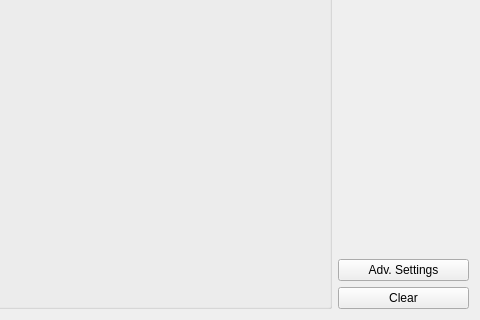
Above: src/ui/configuration/TerminalConsole.ui from ArduPilot/apm_planner before the change; both pictures show x 409 to 889 and y 211 to 531 of the 889 by 531 pixel window. Below: the same form after it.
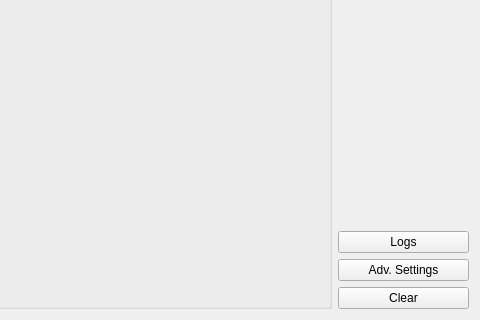
That is the form after the change.

```diff
--- a/src/ui/configuration/TerminalConsole.ui
+++ b/src/ui/configuration/TerminalConsole.ui
@@ -138,6 +138,13 @@
        </property>
       </spacer>
      </item>
+     <item>
+      <widget class="QPushButton" name="logsButton">
+       <property name="text">
+        <string>Logs</string>
+       </property>
+      </widget>
+     </item>
      <item>
       <widget class="QPushButton" name="settingsButton">
        <property name="text">
```
